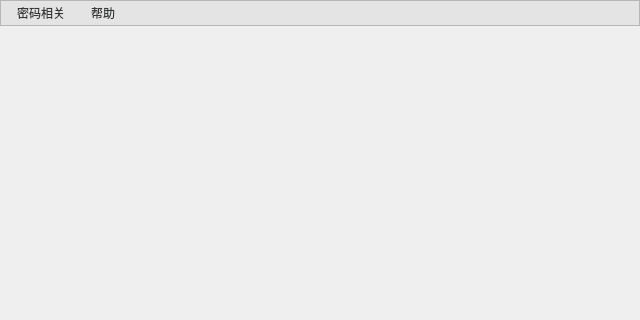
Above: ciftl_gui/src/mainwindow.ui from sandinpool/ciftl-gui before the change; both pictures show x 0 to 640 and y 0 to 320 of the 640 by 480 pixel window. Below: the same form after it.
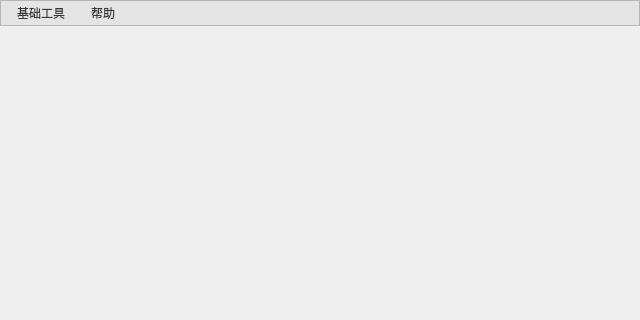
That is the form after the change. Icons and pictures are not drawn.

Diff of the .ui file:
```diff
--- a/ciftl_gui/src/mainwindow.ui
+++ b/ciftl_gui/src/mainwindow.ui
@@ -700,7 +700,7 @@
    </property>
    <widget class="QMenu" name="menuCryption">
     <property name="title">
-     <string>密码相关</string>
+     <string>基础工具</string>
     </property>
     <addaction name="actionCrypter"/>
     <addaction name="actionHash"/>
```
